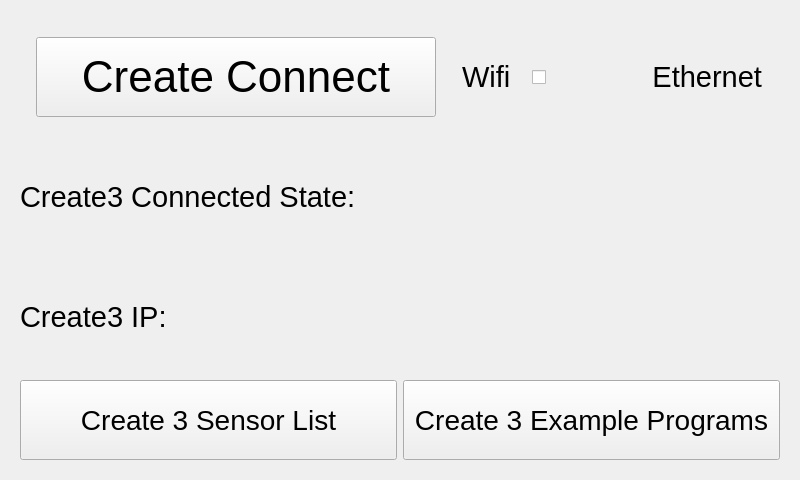
Before: the Qt Designer form ui/Create3Widget.ui in kipr/botui, drawn with Qt 5.
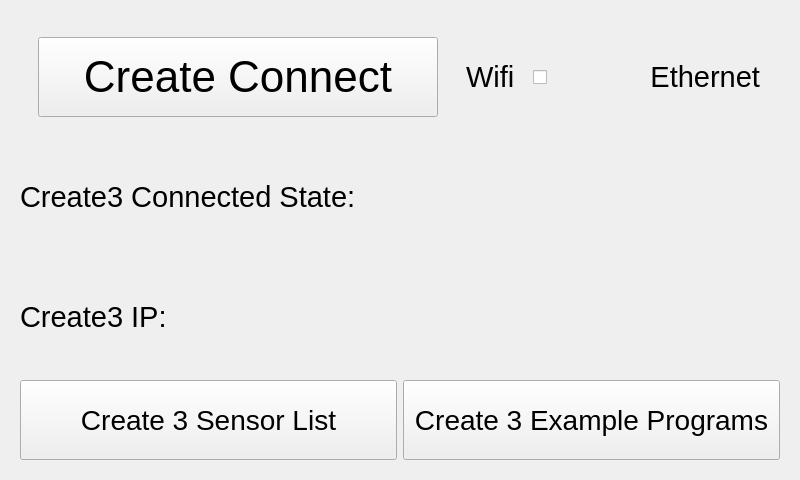
After: the same form once the commit is applied. Icons and pictures are not drawn. Custom widgets are drawn as their Qt base class.

What changed in the file:
```diff
--- a/ui/Create3Widget.ui
+++ b/ui/Create3Widget.ui
@@ -59,6 +59,9 @@
         </item>
         <item>
          <layout class="QHBoxLayout" name="horizontalLayout">
+          <property name="spacing">
+           <number>7</number>
+          </property>
           <item>
            <widget class="QLabel" name="wifiToggleLabel">
             <property name="minimumSize">
```
